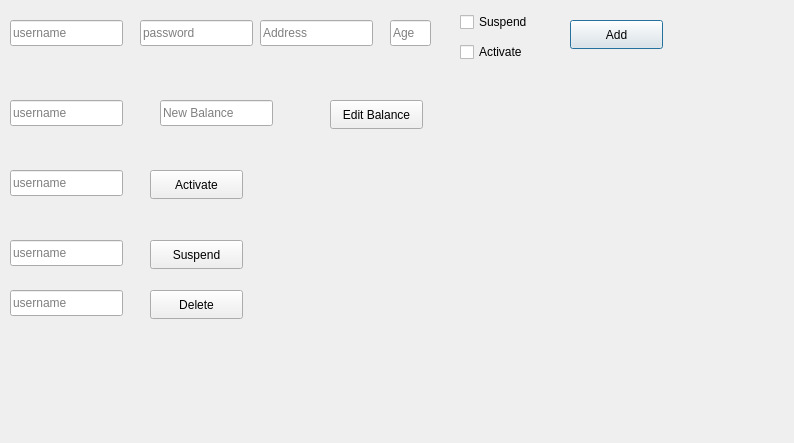
Old version of the form m7fazty/nadminn.ui in the repository Roro-2004/m7fazty.
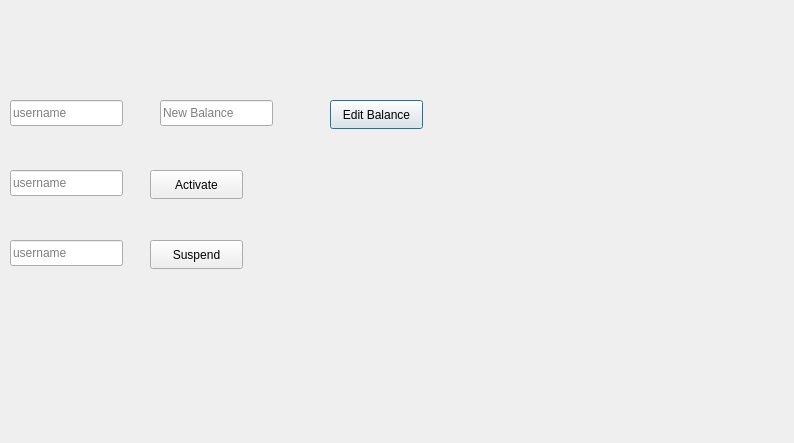
New version of the form.

What changed in the file:
```diff
--- a/m7fazty/nadminn.ui
+++ b/m7fazty/nadminn.ui
@@ -13,97 +13,6 @@
   <property name="windowTitle">
    <string>Dialog</string>
   </property>
-  <widget class="QLineEdit" name="username_add_lineEdit">
-   <property name="geometry">
-    <rect>
-     <x>10</x>
-     <y>20</y>
-     <width>113</width>
-     <height>26</height>
-    </rect>
-   </property>
-   <property name="placeholderText">
-    <string>username</string>
-   </property>
-  </widget>
-  <widget class="QLineEdit" name="password_add_lineEdit">
-   <property name="geometry">
-    <rect>
-     <x>140</x>
-     <y>20</y>
-     <width>113</width>
-     <height>26</height>
-    </rect>
-   </property>
-   <property name="placeholderText">
-    <string>password</string>
-   </property>
-  </widget>
-  <widget class="QLineEdit" name="address_add_lineEdit">
-   <property name="geometry">
-    <rect>
-     <x>260</x>
-     <y>20</y>
-     <width>113</width>
-     <height>26</height>
-    </rect>
-   </property>
-   <property name="placeholderText">
-    <string>Address</string>
-   </property>
-  </widget>
-  <widget class="QLineEdit" name="age_add_lineEdit">
-   <property name="geometry">
-    <rect>
-     <x>390</x>
-     <y>20</y>
-     <width>41</width>
-     <height>26</height>
-    </rect>
-   </property>
-   <property name="placeholderText">
-    <string>Age</string>
-   </property>
-  </widget>
-  <widget class="QCheckBox" name="suspend_add_checkBox">
-   <property name="geometry">
-    <rect>
-     <x>460</x>
-     <y>10</y>
-     <width>91</width>
-     <height>24</height>
-    </rect>
-   </property>
-   <property name="text">
-    <string>Suspend</string>
-   </property>
-  </widget>
-  <widget class="QCheckBox" name="Activate_add_checkBox">
-   <property name="geometry">
-    <rect>
-     <x>460</x>
-     <y>40</y>
-     <width>91</width>
-     <height>24</height>
-    </rect>
-   </property>
-   <property name="text">
-    <string>Activate</string>
-   </property>
-  </widget>
-  <widget class="QPushButton" name="add_acc_pushButton">
-   <property name="geometry">
-    <rect>
-     <x>570</x>
-     <y>20</y>
-     <width>93</width>
-     <height>29</height>
-    </rect>
-   </property>
-   <property name="text">
-    <string>Add</string>
-   </property>
-  </widget>
   <widget class="QLineEdit" name="username_editBalance_lineEdit">
    <property name="geometry">
     <rect>
@@ -195,39 +104,6 @@
     <string>Suspend</string>
    </property>
   </widget>
-  <widget class="QLineEdit" name="username_deleteacc_lineEdit">
-   <property name="geometry">
-    <rect>
-     <x>10</x>
-     <y>290</y>
-     <width>113</width>
-     <height>26</height>
-    </rect>
-   </property>
-   <property name="placeholderText">
-    <string>username</string>
-   </property>
-  </widget>
-  <widget class="QPushButton" name="deleteacc_pushButton">
-   <property name="geometry">
-    <rect>
-     <x>150</x>
-     <y>290</y>
-     <width>93</width>
-     <height>29</height>
-    </rect>
-   </property>
-   <property name="text">
-    <string>Delete</string>
-   </property>
-  </widget>
-  <zorder>username_add_lineEdit</zorder>
-  <zorder>password_add_lineEdit</zorder>
-  <zorder>address_add_lineEdit</zorder>
-  <zorder>age_add_lineEdit</zorder>
-  <zorder>suspend_add_checkBox</zorder>
-  <zorder>Activate_add_checkBox</zorder>
-  <zorder>add_acc_pushButton</zorder>
   <zorder>username_editBalance_lineEdit</zorder>
   <zorder>newBalance_editBalance_lineEdit</zorder>
   <zorder>editBalance_pushButton</zorder>
```
Left out of the diff: 2 changed lines with no effect on the pictures.
